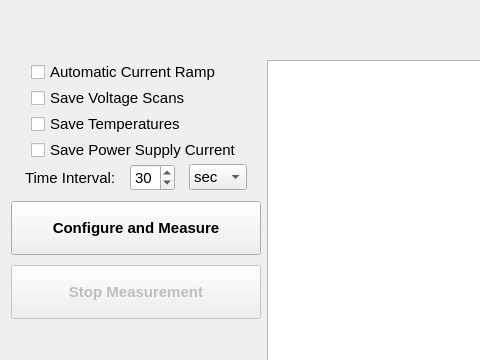
The window that hallbench/gui/ui/measurementwidget.ui (lnls-ima/hall-bench-control) describes before a commit, drawn with Qt 5; both pictures show x 0 to 480 and y 301 to 661 of the 1222 by 941 pixel window.
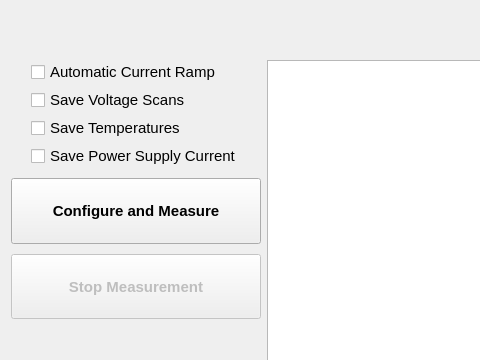
The same window after the commit. Icons and pictures are not drawn. Custom widgets are drawn as their Qt base class.

Commit message: Measure current and temperature at the beginning of each scan

What changed in the file:
```diff
--- a/hallbench/gui/ui/measurementwidget.ui
+++ b/hallbench/gui/ui/measurementwidget.ui
@@ -44,14 +44,9 @@
       <number>0</number>
      </property>
      <item>
-      <layout class="QVBoxLayout" name="verticalLayout_4">
-       <property name="spacing">
-        <number>2</number>
-       </property>
-       <item>
         <layout class="QVBoxLayout" name="verticalLayout_3">
          <property name="spacing">
-          <number>2</number>
+        <number>4</number>
          </property>
          <property name="leftMargin">
           <number>20</number>
@@ -83,72 +78,6 @@
             <string>Save Power Supply Current</string>
            </property>
           </widget>
-         </item>
-        </layout>
-       </item>
-       <item>
-        <layout class="QHBoxLayout" name="horizontalLayout">
-         <property name="spacing">
-          <number>0</number>
-         </property>
-         <property name="sizeConstraint">
-          <enum>QLayout::SetMaximumSize</enum>
-         </property>
-         <item>
-          <widget class="QLabel" name="label">
-           <property name="sizePolicy">
-            <sizepolicy hsizetype="Maximum" vsizetype="Preferred">
-             <horstretch>0</horstretch>
-             <verstretch>0</verstretch>
-            </sizepolicy>
-           </property>
-           <property name="text">
-            <string>Time Interval:</string>
-           </property>
-          </widget>
-         </item>
-         <item>
-          <widget class="QSpinBox" name="timer_interval_sb">
-           <property name="sizePolicy">
-            <sizepolicy hsizetype="Maximum" vsizetype="Fixed">
-             <horstretch>0</horstretch>
-             <verstretch>0</verstretch>
-            </sizepolicy>
-           </property>
-           <property name="maximum">
-            <number>60</number>
-           </property>
-           <property name="value">
-            <number>30</number>
-           </property>
-          </widget>
-         </item>
-         <item>
-          <widget class="QComboBox" name="timer_interval_unit_cmb">
-           <property name="sizePolicy">
-            <sizepolicy hsizetype="Maximum" vsizetype="Fixed">
-             <horstretch>0</horstretch>
-             <verstretch>0</verstretch>
-            </sizepolicy>
-           </property>
-           <item>
-            <property name="text">
-             <string>sec</string>
-            </property>
-           </item>
-           <item>
-            <property name="text">
-             <string>min</string>
-            </property>
-           </item>
-           <item>
-            <property name="text">
-             <string>hour</string>
-            </property>
-           </item>
-          </widget>
-         </item>
-        </layout>
        </item>
       </layout>
      </item>
```
Lines whose indentation alone changed are shown as unchanged. The commit also changes 2 other files.
